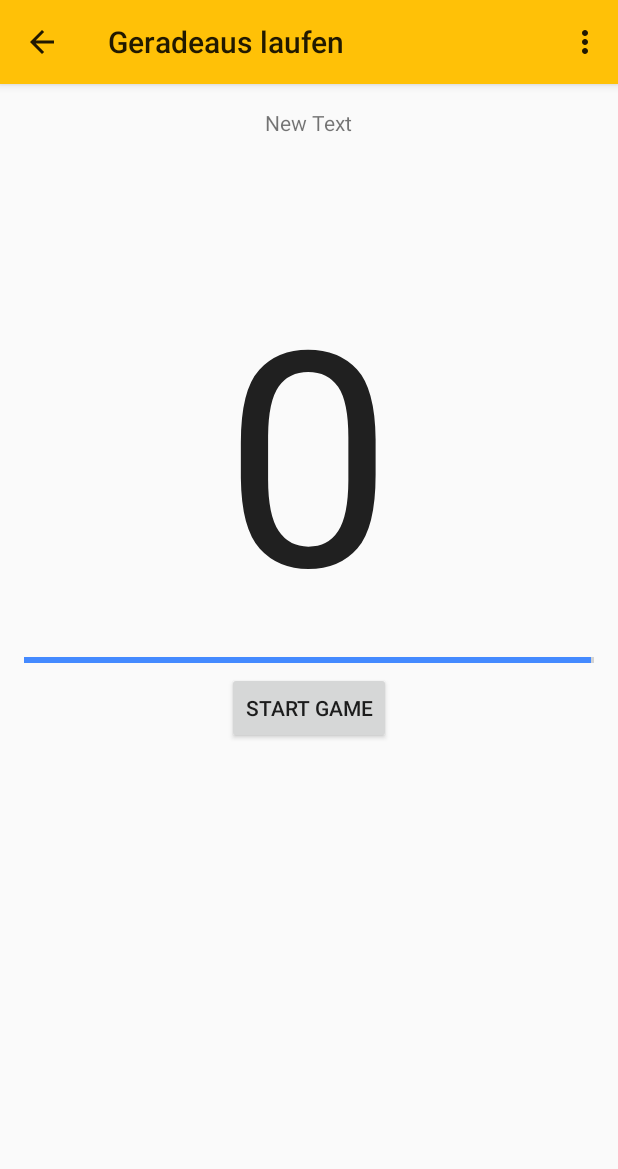
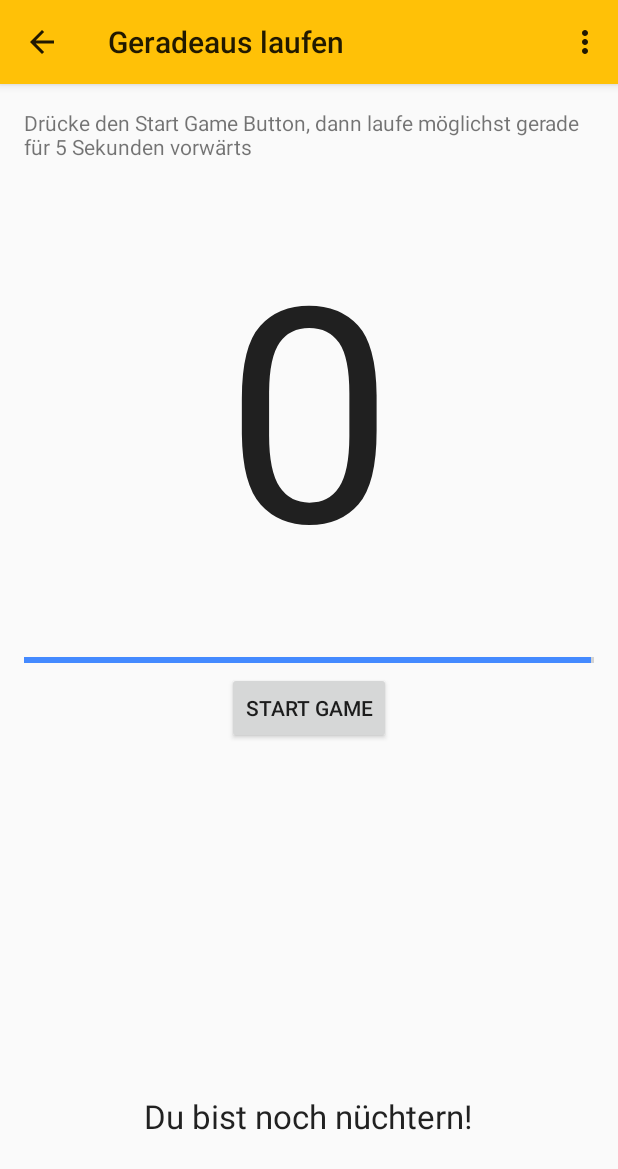
Before and after one commit to ToolboxBodensee/I-am-drunk, an Android app: the GeradeLaufenMinispielActivity screen opened directly, with no data from a screen before it, in the options menu, after a tap on "Einstellungen", on a phone screen of 412 x 824 dp. Shown: the top 1169 px of the screen. Run offline under Robolectric (Android 15) with nearby library versions, the phone set to English and light mode, and no system bars.

Commit message:
Geradeaus UI

```diff
--- a/Iamdrunk/app/src/main/java/org/toolboxbodensee/iamdrunk/GeradeLaufenMinispielActivity.java
+++ b/Iamdrunk/app/src/main/java/org/toolboxbodensee/iamdrunk/GeradeLaufenMinispielActivity.java
@@ -87,8 +87,15 @@ public class GeradeLaufenMinispielActivity extends Activity implements SensorEve
                 Log.d("game", correctMeasurementsPercent() + "");
                 startbutton.setEnabled(true);
 
-                if(correctMeasurementsPercent()<10)
+                TextView textView = (TextView)findViewById(R.id.textViewboolres);
+
+                if(correctMeasurementsPercent()<10){
+                    textView.setText("Du bist noch nüchtern!");
                     launchAppChooser();
+                }
+                else
+                    textView.setText("Du bist betrunken!");
+
             }
         };
         countDownTimer.start();
--- a/Iamdrunk/app/src/main/res/layout/activity_gerade_laufen_minispiel.xml
+++ b/Iamdrunk/app/src/main/res/layout/activity_gerade_laufen_minispiel.xml
@@ -16,15 +16,18 @@
         android:layout_centerHorizontal="true" />
 
     <TextView
-        android:layout_width="wrap_content"
+        android:layout_width="match_parent"
         android:layout_height="wrap_content"
         android:textAppearance="?android:attr/textAppearanceLarge"
         android:text=""
-        android:layout_above="@id/geradelaufenProgressbar"
         android:textSize="200sp"
         android:id="@+id/score"
-        android:layout_centerVertical="true"
-        android:layout_centerHorizontal="true" />
+        android:layout_below="@+id/textView8"
+        android:layout_above="@+id/geradelaufenProgressbar"
+        android:layout_toStartOf="@+id/textViewboolres"
+        android:layout_alignRight="@+id/geradelaufenProgressbar"
+        android:layout_alignEnd="@+id/geradelaufenProgressbar"
+        android:gravity="center_vertical|center_horizontal" />
 
     <ProgressBar
         android:layout_width="match_parent"
@@ -37,8 +40,17 @@
     <TextView
         android:layout_width="wrap_content"
         android:layout_height="wrap_content"
-        android:text="New Text"
+        android:text="Drücke den Start Game Button, dann laufe möglichst gerade für 5 Sekunden vorwärts"
         android:id="@+id/textView8"
         android:layout_alignParentTop="true"
         android:layout_centerHorizontal="true" />
+
+    <TextView
+        android:layout_width="wrap_content"
+        android:layout_height="wrap_content"
+        android:textAppearance="?android:attr/textAppearanceLarge"
+        android:id="@+id/textViewboolres"
+        android:layout_alignParentBottom="true"
+        android:layout_centerHorizontal="true"
+        android:layout_marginBottom="49dp" />
 </RelativeLayout>
```
Also changed, not shown: 2 other files.
